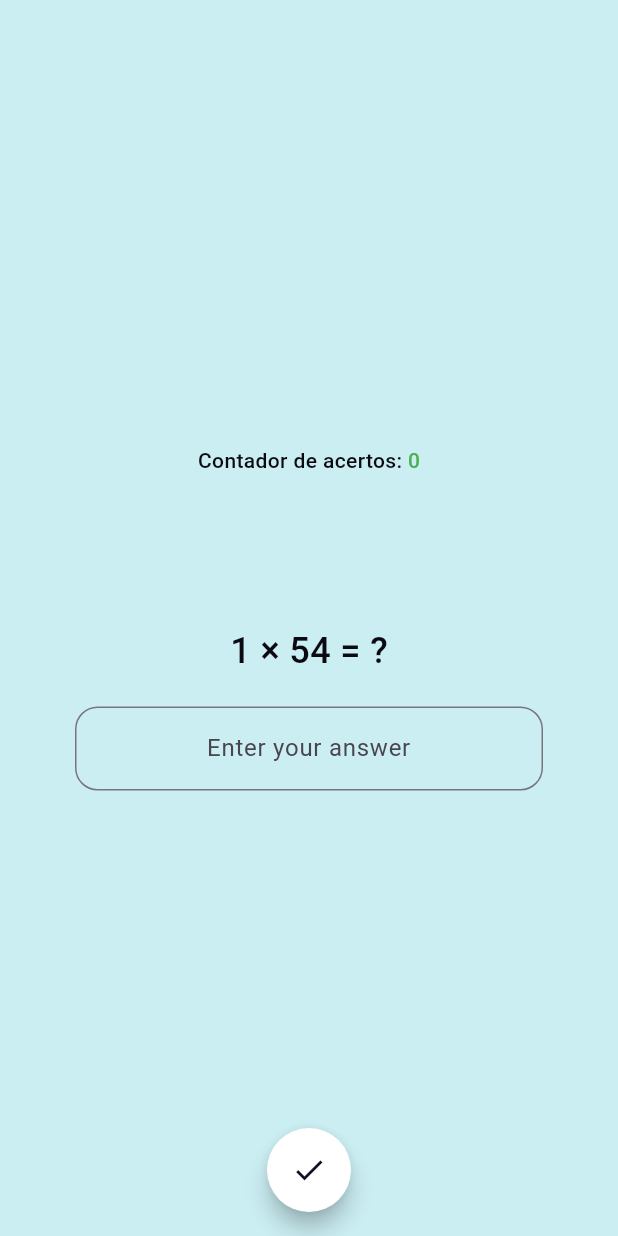
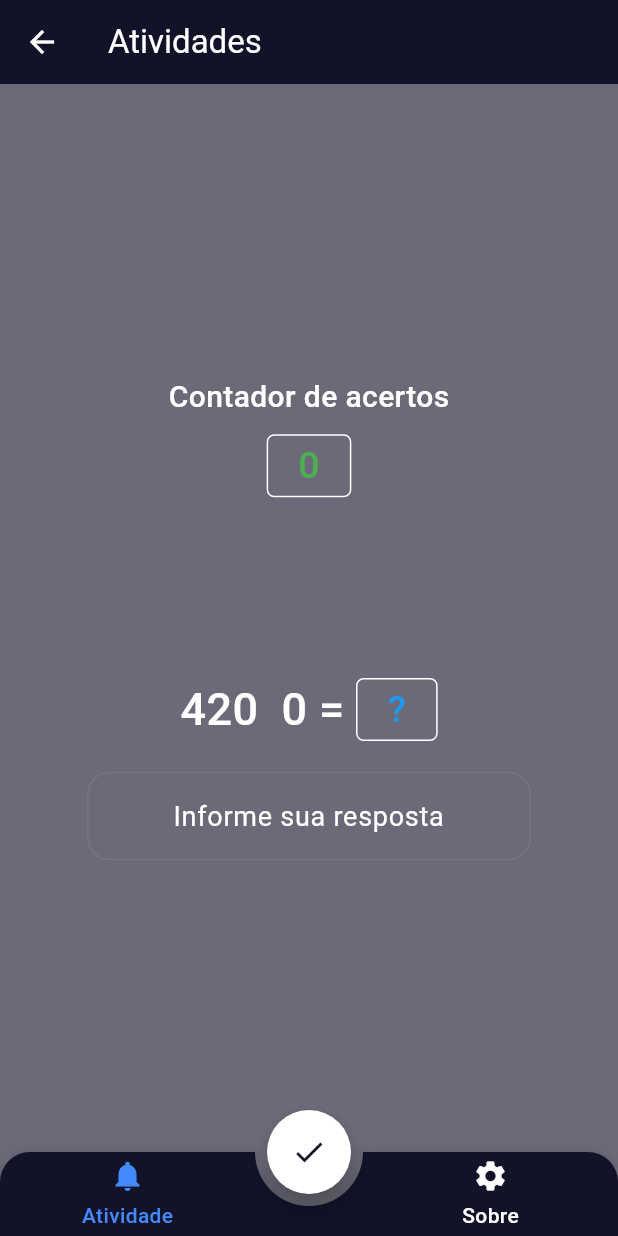
Before and after one commit to Meiteusz/BeStudying, a Flutter app: the HomeScreen screen opened by its route, on a phone screen of 412 x 824 dp. Run offline on Flutter 3.47's test engine with Material 3 defaults, Android fonts, the phone set to English and light mode, and no system bars; drawn by our look-alikes of animated_bottom_navigation_bar, auto_size_text; our stand-ins replace google_fonts; Roboto replaces fonts that are missing (Montserrat); statements that could not run were skipped.

Commit message:
Adição de tela de inicio Feito algumas mudanças no design no app

```diff
--- /dev/null
+++ b/lib/layout/navigation_bar.dart
@@ -0,0 +1,93 @@
+import 'package:flutter/material.dart';
+
+import 'package:animated_bottom_navigation_bar/animated_bottom_navigation_bar.dart';
+import 'package:auto_size_text/auto_size_text.dart';
+
+class BeStudyingNavigationBar extends StatefulWidget {
+  const BeStudyingNavigationBar({super.key, required this.update});
+
+  final ValueChanged<int> update;
+
+  @override
+  State<BeStudyingNavigationBar> createState() =>
+      _BeStudyingNavigationBarState();
+}
+
+class Item {
+  final String title;
+  final IconData icon;
+
+  Item({required this.title, required this.icon});
+}
+
+class _BeStudyingNavigationBarState extends State<BeStudyingNavigationBar>
+    with TickerProviderStateMixin {
+  late int _menuIndex = 0;
+  final autoSizeGroup = AutoSizeGroup();
+  final List<Item> itemList = [
+    Item(title: 'Atividade', icon: Icons.notifications),
+    Item(title: 'Sobre', icon: Icons.settings),
+  ];
+
+  late AnimationController _hideBottomBarAnimationController;
+
+  @override
+  void initState() {
+    super.initState();
+    _hideBottomBarAnimationController = AnimationController(
+      duration: const Duration(milliseconds: 200),
+      vsync: this,
+    );
+  }
+
+  void updateMenuIndex(int index) {
+    setState(() {
+      _menuIndex = index;
+    });
+
+    widget.update(index);
+  }
+
+  @override
+  Widget build(BuildContext context) {
+    return AnimatedBottomNavigationBar.builder(
+      itemCount: itemList.length,
+      tabBuilder: (int index, bool isActive) {
+        final color = isActive ? Colors.blueAccent : Colors.white;
+        return Column(
+          mainAxisSize: MainAxisSize.min,
+          mainAxisAlignment: MainAxisAlignment.center,
+          children: [
+            Icon(
+              itemList[index].icon,
+              size: 24,
+              color: color,
+            ),
+            const SizedBox(height: 4),
+            Padding(
+              padding: const EdgeInsets.symmetric(horizontal: 8),
+              child: AutoSizeText(
+                itemList[index].title,
+                maxLines: 1,
+                style: TextStyle(color: color),
+                group: autoSizeGroup,
+              ),
+            )
+          ],
+        );
+      },
+      backgroundColor: const Color.fromRGBO(18, 18, 40, 1),
+      activeIndex: _menuIndex,
+      gapLocation: GapLocation.center,
+      leftCornerRadius: 20,
+      rightCornerRadius: 20,
+      onTap: (index) => updateMenuIndex(index),
+      hideAnimationController: _hideBottomBarAnimationController,
+      shadow: const BoxShadow(
+        offset: Offset(0, 1),
+        blurRadius: 3,
+        color: Colors.white,
+      ),
+    );
+  }
+}
--- a/lib/screens/home_screen.dart
+++ b/lib/screens/home_screen.dart
@@ -1,5 +1,7 @@
 import 'dart:math';
 import 'package:flutter/material.dart';
+
+import 'package:be_studying/layout/navigation_bar.dart';
 
 class HomeScreen extends StatefulWidget {
   const HomeScreen({super.key});
@@ -17,6 +19,8 @@ class _HomeScreenState extends State<HomeScreen> {
   late int _hitCount = 0;
   late String _operation = "";
   bool _answerVisible = false;
+  late int _menuIndex = 0;
+  late String valueImputed = "";
 
   @override
   void initState() {
@@ -25,8 +29,8 @@ class _HomeScreenState extends State<HomeScreen> {
   }
 
   void _generateQuestion() {
-    _num1 = _random.nextInt(10) + 1;
-    _num2 = _random.nextInt(99) + 1;
+    _num1 = _random.nextInt(1000); // números de 1 a 100
+    _num2 = _random.nextInt(0); // números de 1 a 20
     if (_random.nextBool()) {
       _operation = '×';
       _result = _num1 * _num2;
@@ -46,11 +50,16 @@ class _HomeScreenState extends State<HomeScreen> {
       child: Padding(
         padding: const EdgeInsets.symmetric(horizontal: 50),
         child: TextField(
+          onChanged: (value) => setState(() {
+            valueImputed = value;
+          }),
           controller: _controller,
+          style: const TextStyle(color: Colors.white, fontSize: 18),
           keyboardType: TextInputType.number,
           textAlign: TextAlign.center,
           decoration: const InputDecoration(
-            hintText: 'Enter your answer',
+            hintText: 'Informe sua resposta',
+            hintStyle: TextStyle(color: Colors.white),
           ),
           onSubmitted: (_) {
             _checkAnswer();
@@ -68,11 +77,13 @@ class _HomeScreenState extends State<HomeScreen> {
         _answerVisible = false;
         _controller.clear();
         _generateQuestion();
+        valueImputed = "";
       });
     } else {
       setState(() {
         _controller.clear();
         _answerVisible = true;
+        valueImputed = "";
       });
     }
   }
@@ -84,6 +95,9 @@ class _HomeScreenState extends State<HomeScreen> {
           const Text(
             'Resposta Errada!',
             style: TextStyle(color: Colors.red),
+          ),
+          SizedBox(
+            height: 10,
           ),
           ElevatedButton(
             onPressed: () {
@@ -98,6 +112,12 @@ class _HomeScreenState extends State<HomeScreen> {
     );
   }
 
+  void _updateMenuIndex(int index) {
+    setState(() {
+      _menuIndex = index;
+    });
+  }
+
   @override
   void dispose() {
     _controller.dispose();
@@ -107,25 +127,96 @@ class _HomeScreenState extends State<HomeScreen> {
   @override
   Widget build(BuildContext context) {
     return Scaffold(
-      backgroundColor: const Color.fromRGBO(203, 238, 243, 1),
-      body: Column(
+        appBar: AppBar(
+          title: const Text(
+            'Atividades',
+            style: TextStyle(color: Colors.white),
+          ),
+        ),
+        backgroundColor: const Color.fromARGB(160, 18, 18, 40),
+        body: Center(
+          child: Container(
+            //decoration: const BoxDecoration(
+            //  gradient: LinearGradient(
+            //    begin: Alignment.topRight,
+            //    end: Alignment.bottomLeft,
+            //    colors: [
+            //      Color.fromARGB(54, 108, 136, 118),
+            //      Color.fromARGB(255, 108, 141, 122),
+            //    ],
+            //  ),
+            //),
+            child: <Widget>[
+              Padding(
+                padding: const EdgeInsets.all(8),
+                child: Column(
                   mainAxisAlignment: MainAxisAlignment.center,
                   children: [
-          Padding(padding: EdgeInsets.only(bottom: 100), child: Row(mainAxisAlignment: MainAxisAlignment.center, children: [
-            Text('Contador de acertos: '),
-            Text('$_hitCount', style: const TextStyle(color: Colors.green),),
-          ],)),
+                    Padding(
+                        padding: const EdgeInsets.only(bottom: 120),
+                        child: Column(
+                          mainAxisAlignment: MainAxisAlignment.center,
+                          children: [
+                            const Text('Contador de acertos',
+                                style: TextStyle(
+                                    fontSize: 20, color: Colors.white)),
+                            const SizedBox(height: 10),
+                            Container(
+                              padding: const EdgeInsets.symmetric(
+                                  horizontal: 20.0, vertical: 2.0),
+                              decoration: BoxDecoration(
+                                border:
+                                    Border.all(width: 1, color: Colors.white),
+                                borderRadius: const BorderRadius.all(
+                                    Radius.circular(5.0)),
+                              ),
+                              child: Text('$_hitCount',
+                                  style: const TextStyle(
+                                      fontSize: 25, color: Colors.green)),
+                            )
+                          ],
+                        )),
+                    Row(
+                      mainAxisAlignment: MainAxisAlignment.center,
+                      children: [
                         Text(
-            '$_num1 $_operation $_num2 = ?',
-            style: const TextStyle(fontSize: 24),
+                          '$_num1 $_operation $_num2 = ',
+                          style: const TextStyle(
+                              fontSize: 30, color: Colors.white),
+                        ),
+                        Container(
+                          padding: const EdgeInsets.symmetric(
+                              horizontal: 20.0, vertical: 2.0),
+                          decoration: BoxDecoration(
+                            border: Border.all(width: 1, color: Colors.white),
+                            borderRadius:
+                                const BorderRadius.all(Radius.circular(5.0)),
+                          ),
+                          child: Text(
+                              valueImputed.isNotEmpty ? valueImputed : '?',
+                              style:
+                                  TextStyle(fontSize: 25, color: Colors.blue)),
+                        )
+                      ],
                     ),
                     const SizedBox(height: 20),
                     Row(
                       children: [
-              if (_answerVisible) _buildResultWidget() else _buildAnswerInput(),
+                        if (_answerVisible)
+                          _buildResultWidget()
+                        else
+                          _buildAnswerInput(),
                       ],
                     ),
                   ],
+                ),
+              ),
+              const Center(
+                child: Text('Versão Be Studying: v0.1',
+                    style: TextStyle(color: Colors.white)),
+              )
+            ][_menuIndex],
+          ),
         ),
         floatingActionButton: FloatingActionButton(
           backgroundColor: Colors.white,
@@ -140,7 +231,7 @@ class _HomeScreenState extends State<HomeScreen> {
             _checkAnswer();
           },
         ),
-      floatingActionButtonLocation: FloatingActionButtonLocation.centerFloat,
-    );
+        floatingActionButtonLocation: FloatingActionButtonLocation.centerDocked,
+        bottomNavigationBar: BeStudyingNavigationBar(update: _updateMenuIndex));
   }
 }
--- a/lib/utils/app_routes.dart
+++ b/lib/utils/app_routes.dart
@@ -1,21 +1,30 @@
 import 'package:flutter/material.dart';
 
-import '../screens/home_screen.dart';
+import 'package:be_studying/screens/start_screen.dart';
+import 'package:be_studying/screens/home_screen.dart';
 
 class AppRoutes {
+  static const startScreen = "/start";
   static const homeScreen = "/home";
 
   static Route<dynamic> OnGenerateRoute(RouteSettings settings) {
     WidgetBuilder builderFunction;
 
     switch (settings.name) {
-      case homeScreen:{
-        builderFunction = (context) => HomeScreen();
-        break;
-      }
-      default:{
-        builderFunction = (context) => const HomeScreen();
-      }
+      case startScreen:
+        {
+          builderFunction = (context) => const StartScreen();
+          break;
+        }
+      case homeScreen:
+        {
+          builderFunction = (context) => const HomeScreen();
+          break;
+        }
+      default:
+        {
+          builderFunction = (context) => const StartScreen();
+        }
     }
     return MaterialPageRoute(settings: settings, builder: builderFunction);
   }
```
Also changed, not shown: lib/screens/start_screen.dart (added, +95 -0 lines), pubspec.yaml (+5 -4 lines), pubspec.lock, 1 other file. Lines whose indentation alone changed are shown as unchanged.
